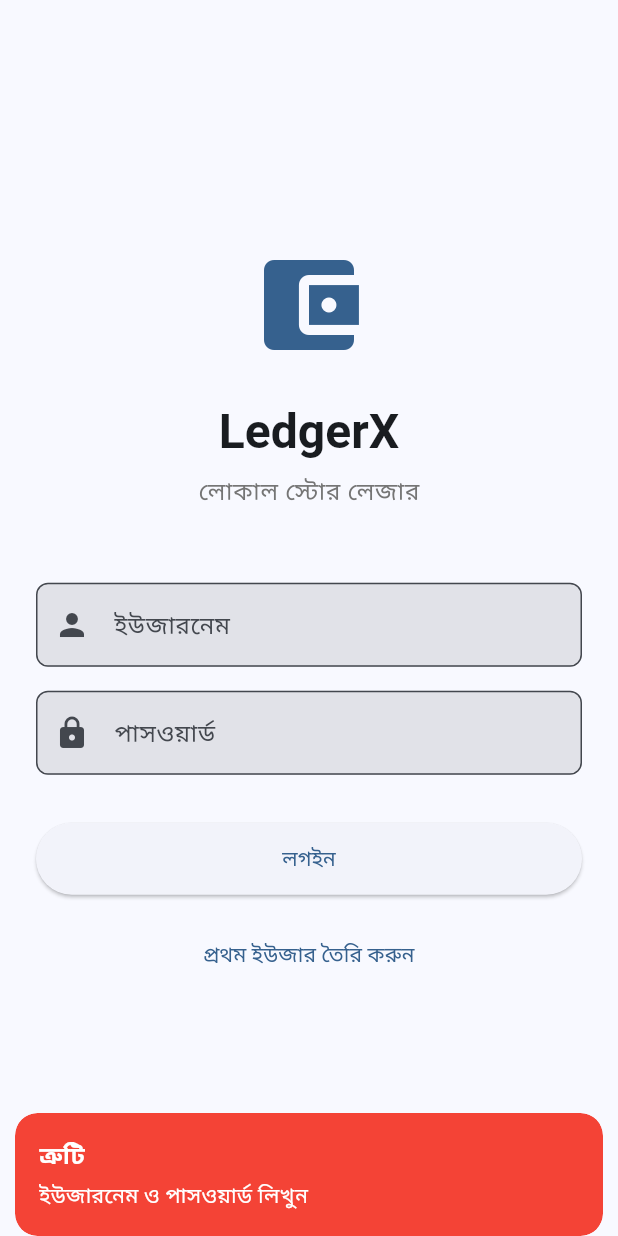
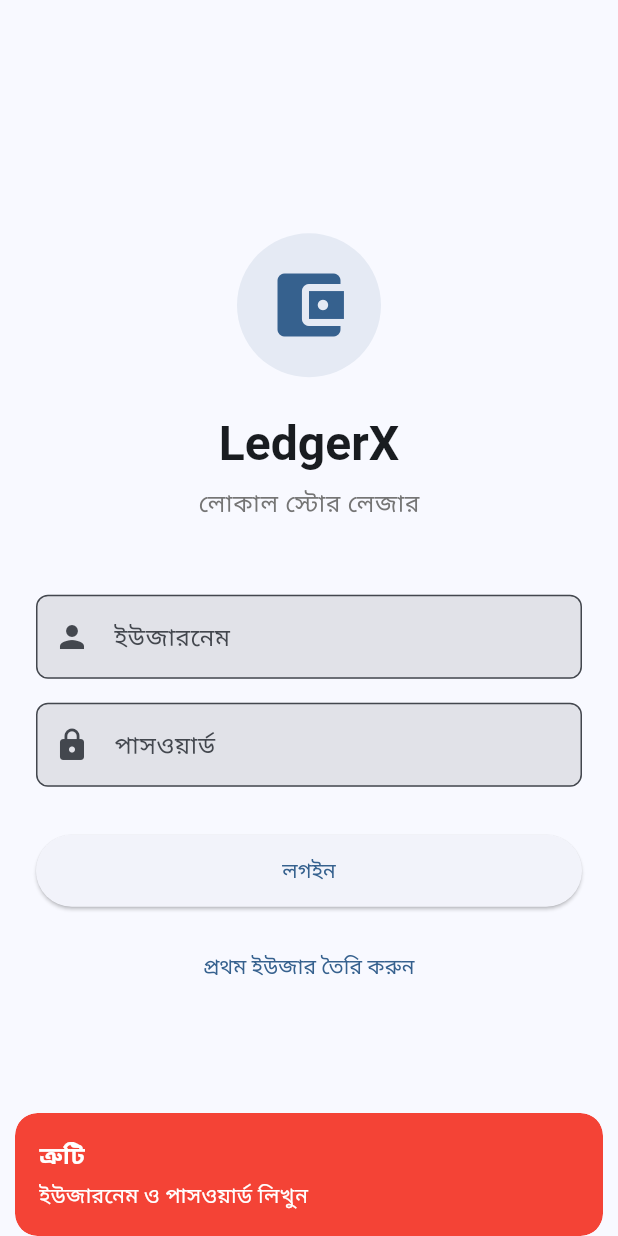
Before and after one commit to md-riaz/LedgerX, a Flutter app: the screen it shows after launch, after a tap on "লগইন", on a phone screen of 412 x 824 dp. Run offline on Flutter 3.47's test engine with Material 3 defaults, Android fonts, the phone set to English and light mode, and no system bars; our stand-ins replace csv, drift, file_picker, fl_chart, flutter_local_notifications, get and 4 more; missing offline and left inert: file_saver; accounts and stored records are empty; generated files the repository leaves out were written again; statements that could not run were skipped; project files that could hold a hidden picture were left out.

Commit message:
Fix entry list layout and update login visuals

```diff
--- a/lib/features/auth/controllers/auth_controller.dart
+++ b/lib/features/auth/controllers/auth_controller.dart
@@ -11,6 +11,7 @@ class AuthController extends GetxController {
   final RxBool isLoggedIn = false.obs;
   final Rx<User?> currentUser = Rx<User?>(null);
   final LedgerDatabase _db;
+  Future<void>? _restoreFuture;
 
   AuthController({LedgerDatabase? database})
       : _db = database ?? LedgerDatabase();
@@ -18,28 +19,41 @@ class AuthController extends GetxController {
   @override
   void onInit() {
     super.onInit();
-    checkLoginStatus();
+    restoreSession();
   }
 
-  Future<void> checkLoginStatus() async {
-    final prefs = await SharedPreferences.getInstance();
-    final isLoggedInPref = prefs.getBool('is_logged_in') ?? false;
-    final userId = prefs.getInt('user_id');
+  Future<void> restoreSession({bool force = false}) {
+    if (force) {
+      _restoreFuture = null;
+    }
+    return _restoreFuture ??= _restoreSession();
+  }
 
-    if (isLoggedInPref && userId != null) {
-      await loadUser(userId);
-      isLoggedIn.value = true;
+  Future<void> _restoreSession() async {
+    SharedPreferences? prefs;
+    try {
+      prefs = await SharedPreferences.getInstance();
+      final isLoggedInPref = prefs.getBool('is_logged_in') ?? false;
+      final userId = prefs.getInt('user_id');
+
+      if (isLoggedInPref && userId != null) {
+        final hasUser = await _loadUser(userId);
+        if (hasUser) {
+          isLoggedIn.value = true;
+          return;
+        }
+      }
+
+      await _clearPersistedSession(prefs);
+    } catch (_) {
+      await _clearPersistedSession(prefs);
+    } finally {
+      _restoreFuture = null;
     }
   }
 
   Future<void> loadUser(int userId) async {
-    final row = await (_db.select(_db.dbUsers)
-          ..where((tbl) => tbl.id.equals(userId)))
-        .getSingleOrNull();
-
-    if (row != null) {
-      currentUser.value = _mapUser(row);
-    }
+    await _loadUser(userId);
   }
 
   String _hashPassword(String password) {
@@ -150,14 +164,35 @@ class AuthController extends GetxController {
   }
 
   Future<void> logout() async {
+    await _clearPersistedSession();
+
+    Get.offAllNamed('/login');
+  }
+
+  Future<void> _clearPersistedSession([SharedPreferences? prefs]) async {
+    final effectivePrefs = prefs ?? await SharedPreferences.getInstance();
+    await effectivePrefs.setBool('is_logged_in', false);
+    await effectivePrefs.remove('user_id');
+    _clearInMemorySession();
+  }
+
+  Future<bool> _loadUser(int userId) async {
+    final row = await (_db.select(_db.dbUsers)
+          ..where((tbl) => tbl.id.equals(userId)))
+        .getSingleOrNull();
+
+    if (row != null) {
+      currentUser.value = _mapUser(row);
+      return true;
+    }
+
+    _clearInMemorySession();
+    return false;
+  }
+
+  void _clearInMemorySession() {
     isLoggedIn.value = false;
     currentUser.value = null;
-
-    final prefs = await SharedPreferences.getInstance();
-    await prefs.setBool('is_logged_in', false);
-    await prefs.remove('user_id');
-
-    Get.offAllNamed('/login');
   }
 
   Future<bool> hasAnyUser() async {
--- a/lib/features/auth/pages/login_page.dart
+++ b/lib/features/auth/pages/login_page.dart
@@ -21,10 +21,17 @@ class LoginPage extends GetView<AuthController> {
             child: Column(
               mainAxisAlignment: MainAxisAlignment.center,
               children: [
-                Icon(
-                  Icons.account_balance_wallet,
-                  size: 80,
-                  color: Theme.of(context).primaryColor,
+                CircleAvatar(
+                  radius: 48,
+                  backgroundColor: Theme.of(context)
+                      .colorScheme
+                      .primary
+                      .withValues(alpha: 0.1),
+                  child: Icon(
+                    Icons.account_balance_wallet,
+                    size: 56,
+                    color: Theme.of(context).colorScheme.primary,
+                  ),
                 ),
                 const SizedBox(height: 24),
                 Text(
--- a/lib/main.dart
+++ b/lib/main.dart
@@ -39,6 +39,12 @@ void main() async {
   await database.warmUp();
   Get.put<LedgerDatabase>(database, permanent: true);
 
+  final authController =
+      Get.put(AuthController(database: database), permanent: true);
+  await authController.restoreSession();
+
+  final initialRoute = authController.isLoggedIn.value ? '/' : '/login';
+
   if (PlatformUtils.isWeb) {
     debugPrint('LedgerX: ওয়েবে লোকাল নোটিফিকেশন এখনো সমর্থিত নয়।');
   } else {
@@ -65,11 +71,13 @@ void main() async {
     );
   }
 
-  runApp(const LedgerXApp());
+  runApp(LedgerXApp(initialRoute: initialRoute));
 }
 
 class LedgerXApp extends StatelessWidget {
-  const LedgerXApp({super.key});
+  const LedgerXApp({super.key, required this.initialRoute});
+
+  final String initialRoute;
 
   @override
   Widget build(BuildContext context) {
@@ -86,10 +94,12 @@ class LedgerXApp extends StatelessWidget {
       theme: AppTheme.lightTheme,
       darkTheme: AppTheme.darkTheme,
       themeMode: ThemeMode.system,
-      initialRoute: '/login',
+      initialRoute: initialRoute,
       initialBinding: BindingsBuilder(() {
         Get.put(ThemeController());
-        Get.put(AuthController());
+        if (!Get.isRegistered<AuthController>()) {
+          Get.put(AuthController());
+        }
         Get.put(CustomerController());
         Get.put(EntryController());
       }),
@@ -97,9 +107,6 @@ class LedgerXApp extends StatelessWidget {
         GetPage(
           name: '/login',
           page: () => const LoginPage(),
-          binding: BindingsBuilder(() {
-            Get.lazyPut(() => AuthController());
-          }),
         ),
         GetPage(
           name: '/',
--- a/lib/presentation/pages/entry_list_page.dart
+++ b/lib/presentation/pages/entry_list_page.dart
@@ -213,6 +213,7 @@ class EntryListPage extends StatelessWidget {
       ),
     );
   }
+}
 
 class _QuickEntryForm extends StatefulWidget {
   const _QuickEntryForm({
@@ -278,14 +279,14 @@ class _QuickEntryFormState extends State<_QuickEntryForm> {
       customerId: selectedCustomerId,
       type: _selectedType,
       amount: amount,
-      description:
-          _noteController.text.trim().isEmpty ? null : _noteController.text.trim(),
+      description: _noteController.text.trim().isEmpty
+          ? null
+          : _noteController.text.trim(),
       date: DateTime.now(),
       tags: const [],
     );
 
-    await widget.entryController
-        .createEntry(entry, closeAfterCreate: false);
+    await widget.entryController.createEntry(entry, closeAfterCreate: false);
 
     if (!mounted) return;
 
@@ -317,9 +318,11 @@ class _QuickEntryFormState extends State<_QuickEntryForm> {
               final customers = widget.customerController.customers
                   .where((customer) => customer.id != null)
                   .toList();
-              final selectedId = widget.entryController.selectedCustomerId.value;
+              final selectedId =
+                  widget.entryController.selectedCustomerId.value;
               return DropdownButtonFormField<int>(
-                value: selectedId,
+                key: ValueKey<int?>(selectedId),
+                initialValue: selectedId,
                 decoration: const InputDecoration(
                   labelText: 'কাস্টমার নির্বাচন করুন *',
                   prefixIcon: Icon(Icons.person),
@@ -368,7 +371,8 @@ class _QuickEntryFormState extends State<_QuickEntryForm> {
                 labelText: 'টাকার পরিমাণ *',
                 prefixText: '৳ ',
               ),
-              keyboardType: const TextInputType.numberWithOptions(decimal: true),
+              keyboardType:
+                  const TextInputType.numberWithOptions(decimal: true),
             ),
             const SizedBox(height: 12),
             TextField(
@@ -392,7 +396,9 @@ class _QuickEntryFormState extends State<_QuickEntryForm> {
                             child: CircularProgressIndicator(strokeWidth: 2),
                           )
                         : const Icon(Icons.check),
-                    label: Text(_isSaving ? 'সংরক্ষণ হচ্ছে...' : 'এন্ট্রি সংরক্ষণ করুন'),
+                    label: Text(_isSaving
+                        ? 'সংরক্ষণ হচ্ছে...'
+                        : 'এন্ট্রি সংরক্ষণ করুন'),
                   ),
                 ),
                 const SizedBox(width: 8),
@@ -582,8 +588,8 @@ class _QuickEntryFormState extends State<_QuickEntryForm> {
                   children: [
                     Text(
                       '৳${entry.amount.toStringAsFixed(2)}',
-                        style: Theme.of(context).textTheme.headlineSmall
-                            ?.copyWith(
+                      style:
+                          Theme.of(context).textTheme.headlineSmall?.copyWith(
                                 fontWeight: FontWeight.bold,
                                 color: entry.type == EntryType.credit
                                     ? AppTheme.creditColor
@@ -626,8 +632,7 @@ class _QuickEntryFormState extends State<_QuickEntryForm> {
                     .map(
                       (tag) => Chip(
                         label: Text(tag),
-                          materialTapTargetSize:
-                              MaterialTapTargetSize.shrinkWrap,
+                        materialTapTargetSize: MaterialTapTargetSize.shrinkWrap,
                       ),
                     )
                     .toList(),
@@ -684,4 +689,3 @@ class _QuickEntryFormState extends State<_QuickEntryForm> {
     snackPosition: SnackPosition.BOTTOM,
   );
 }
-}
```
Lines whose indentation alone changed are shown as unchanged.
